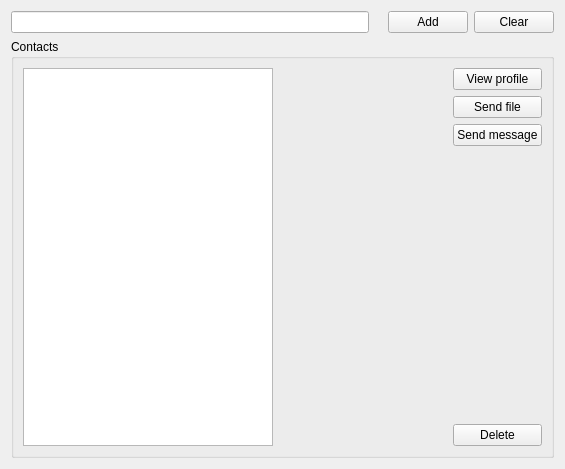
maidsafe-archive/MaidSafe-Encrypt, file src/qt/ui/user_contacts_panel.ui: the form before one commit.
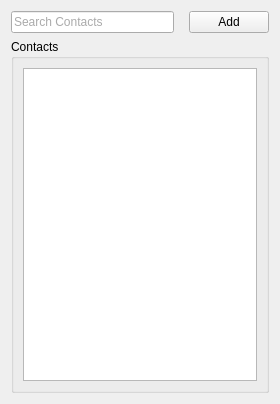
The form after the commit.

Commit message: Contacts, shares and new look in GUI, by Stephen

Patch:
```diff
--- a/src/qt/ui/user_contacts_panel.ui
+++ b/src/qt/ui/user_contacts_panel.ui
@@ -6,20 +6,90 @@
    <rect>
     <x>0</x>
     <y>0</y>
-    <width>565</width>
-    <height>469</height>
+    <width>280</width>
+    <height>404</height>
    </rect>
   </property>
+  <property name="sizePolicy">
+   <sizepolicy hsizetype="Preferred" vsizetype="Preferred">
+    <horstretch>0</horstretch>
+    <verstretch>0</verstretch>
+   </sizepolicy>
+  </property>
+  <property name="baseSize">
+   <size>
+    <width>250</width>
+    <height>350</height>
+   </size>
+  </property>
+  <property name="focusPolicy">
+   <enum>Qt::ClickFocus</enum>
+  </property>
   <property name="windowTitle">
    <string>Form</string>
   </property>
   <layout class="QVBoxLayout" name="verticalLayout_2">
    <item>
     <layout class="QHBoxLayout" name="horizontalLayout">
+     <property name="spacing">
+      <number>4</number>
+     </property>
      <item>
       <widget class="QLineEdit" name="contactLineEdit">
+       <property name="sizePolicy">
+        <sizepolicy hsizetype="Expanding" vsizetype="Fixed">
+         <horstretch>0</horstretch>
+         <verstretch>0</verstretch>
+        </sizepolicy>
+       </property>
+       <property name="palette">
+        <palette>
+         <active>
+          <colorrole role="Text">
+           <brush brushstyle="SolidPattern">
+            <color alpha="255">
+             <red>170</red>
+             <green>170</green>
+             <blue>170</blue>
+            </color>
+           </brush>
+          </colorrole>
+         </active>
+         <inactive>
+          <colorrole role="Text">
+           <brush brushstyle="SolidPattern">
+            <color alpha="255">
+             <red>170</red>
+             <green>170</green>
+             <blue>170</blue>
+            </color>
+           </brush>
+          </colorrole>
+         </inactive>
+         <disabled>
+          <colorrole role="Text">
+           <brush brushstyle="SolidPattern">
+            <color alpha="255">
+             <red>120</red>
+             <green>120</green>
+             <blue>120</blue>
+            </color>
+           </brush>
+          </colorrole>
+         </disabled>
+        </palette>
+       </property>
+       <property name="autoFillBackground">
+        <bool>false</bool>
+       </property>
+       <property name="inputMask">
+        <string/>
+       </property>
        <property name="text">
-        <string></string>
+        <string>Search Contacts</string>
+       </property>
+       <property name="cursorPosition">
+        <number>0</number>
        </property>
       </widget>
      </item>
@@ -35,6 +105,12 @@
      </item>
      <item>
       <widget class="QPushButton" name="add">
+       <property name="maximumSize">
+        <size>
+         <width>16777215</width>
+         <height>16777215</height>
+        </size>
+       </property>
        <property name="toolTip">
         <string>Click here to add this contact to your list</string>
        </property>
@@ -43,93 +119,32 @@
        </property>
       </widget>
      </item>
-     <item>
-      <widget class="QPushButton" name="clear">
-       <property name="toolTip">
-        <string>Clear search</string>
-       </property>
-       <property name="text">
-        <string>Clear</string>
-       </property>
-      </widget>
-     </item>
     </layout>
    </item>
    <item>
     <widget class="QGroupBox" name="groupBox">
+     <property name="sizePolicy">
+      <sizepolicy hsizetype="Preferred" vsizetype="Preferred">
+       <horstretch>0</horstretch>
+       <verstretch>0</verstretch>
+      </sizepolicy>
+     </property>
      <property name="title">
       <string>Contacts</string>
      </property>
      <layout class="QHBoxLayout" name="horizontalLayout_2">
       <item>
-       <widget class="QListWidget" name="listWidget"/>
-      </item>
-      <item>
-       <spacer name="horizontalSpacer">
-        <property name="orientation">
-         <enum>Qt::Horizontal</enum>
+       <widget class="QListWidget" name="listWidget">
+        <property name="sizePolicy">
+         <sizepolicy hsizetype="Preferred" vsizetype="Expanding">
+          <horstretch>0</horstretch>
+          <verstretch>0</verstretch>
+         </sizepolicy>
         </property>
-        <property name="sizeHint" stdset="0">
-         <size>
-          <width>179</width>
-          <height>20</height>
-         </size>
+        <property name="selectionRectVisible">
+         <bool>false</bool>
         </property>
-       </spacer>
-      </item>
-      <item>
-       <layout class="QVBoxLayout" name="verticalLayout">
-        <item>
-         <widget class="QPushButton" name="view_profile">
-          <property name="toolTip">
-           <string>See this person's profile</string>
-          </property>
-          <property name="text">
-           <string>View profile</string>
-          </property>
-         </widget>
-        </item>
-        <item>
-         <widget class="QPushButton" name="share_file">
-          <property name="toolTip">
-           <string>Send file to this user</string>
-          </property>
-          <property name="text">
-           <string>Send file</string>
-          </property>
-         </widget>
-        </item>
-        <item>
-         <widget class="QPushButton" name="send_message">
-          <property name="toolTip">
-           <string>Send message to this user</string>
-          </property>
-          <property name="text">
-           <string>Send message</string>
-          </property>
-         </widget>
-        </item>
-        <item>
-         <spacer name="verticalSpacer">
-          <property name="orientation">
-           <enum>Qt::Vertical</enum>
-          </property>
-          <property name="sizeHint" stdset="0">
-           <size>
-            <width>20</width>
-            <height>40</height>
-           </size>
-          </property>
-         </spacer>
-        </item>
-        <item>
-         <widget class="QPushButton" name="delete_user">
-          <property name="text">
-           <string>Delete</string>
-          </property>
-         </widget>
-        </item>
-       </layout>
+       </widget>
       </item>
      </layout>
     </widget>
```
Left out of the diff: 2 changed lines with no effect on the pictures. The commit also changes 29 other files.
